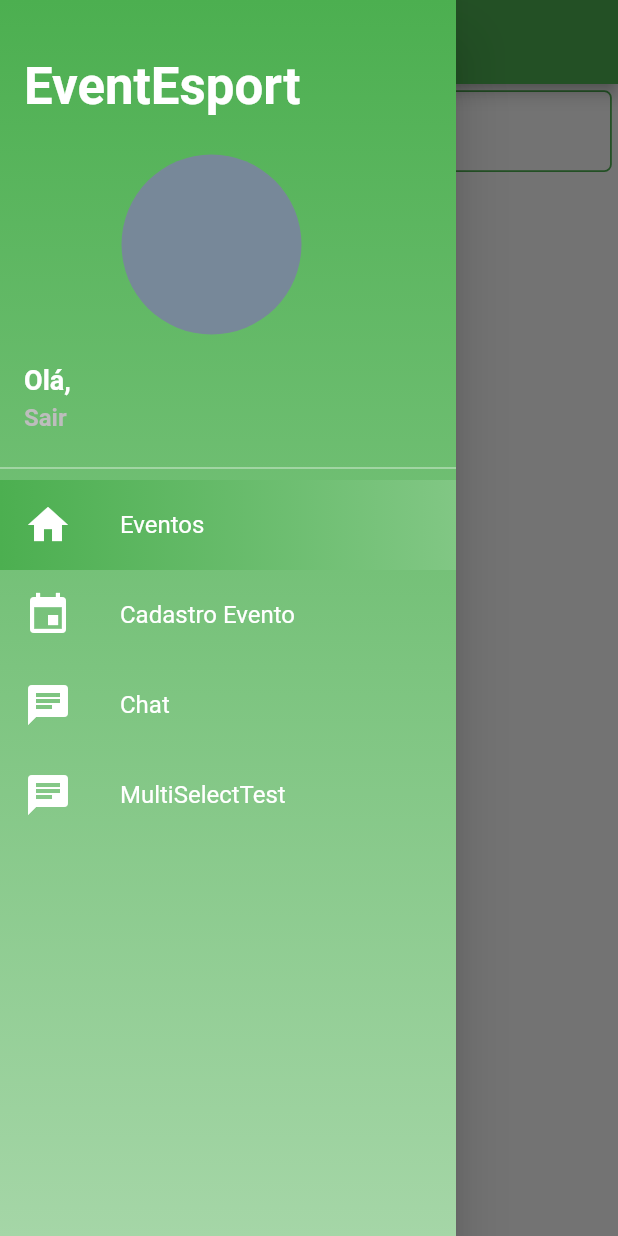
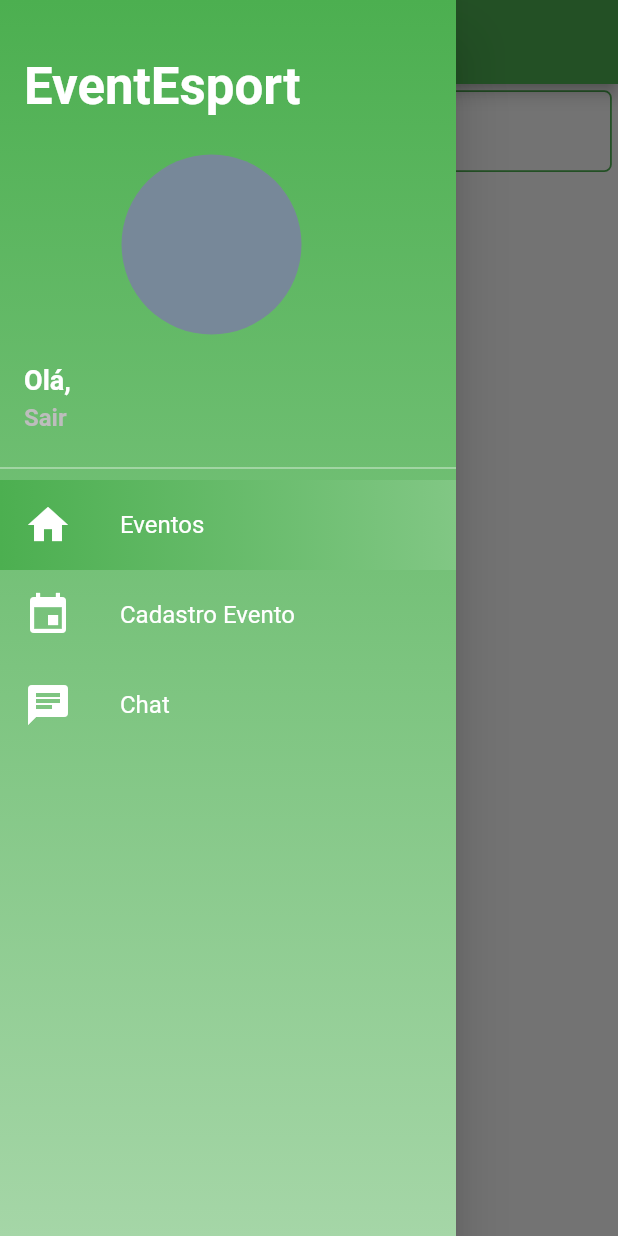
Before and after one commit to neimarp/AppEventosFlutter, a Flutter app: the HomeScreen screen opened directly, with the side drawer open, on a phone screen of 412 x 824 dp. Run offline on Flutter 3.47's test engine with Material 2 defaults, Android fonts, the phone set to English and light mode, and no system bars; our stand-ins replace cloud_firestore, firebase_auth, firebase_storage, flutter_masked_text, font_awesome_flutter, google_sign_in and 2 more; accounts and stored records are empty.

Commit message:
esconder multiselect

```diff
--- a/lib/widget/custom_drawer.dart
+++ b/lib/widget/custom_drawer.dart
@@ -135,7 +135,7 @@ class CustomDrawer extends StatelessWidget {
               DrawerTile(Icons.home, "Eventos", pageController, 0),
               DrawerTile(Icons.event, "Cadastro Evento", pageController, 1),
               DrawerTile(Icons.chat, "Chat", pageController, 2),
-              DrawerTile(Icons.chat, "MultiSelectTest", pageController, 3),
+              //DrawerTile(Icons.chat, "MultiSelectTest", pageController, 3),
 
             ],
           )
```
